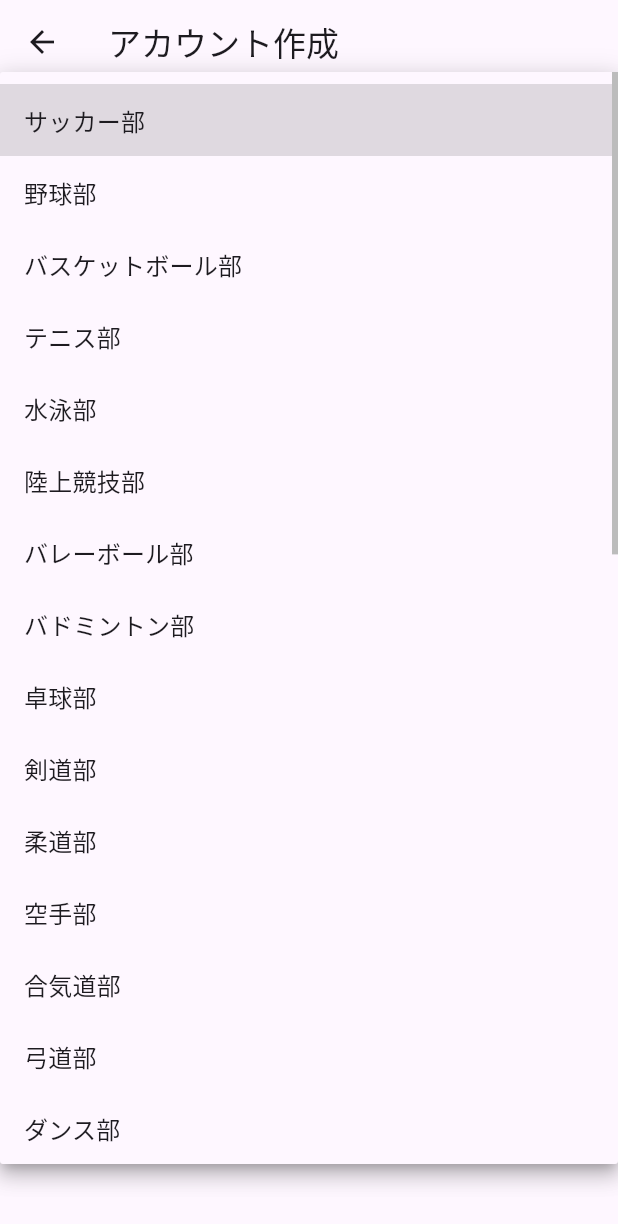
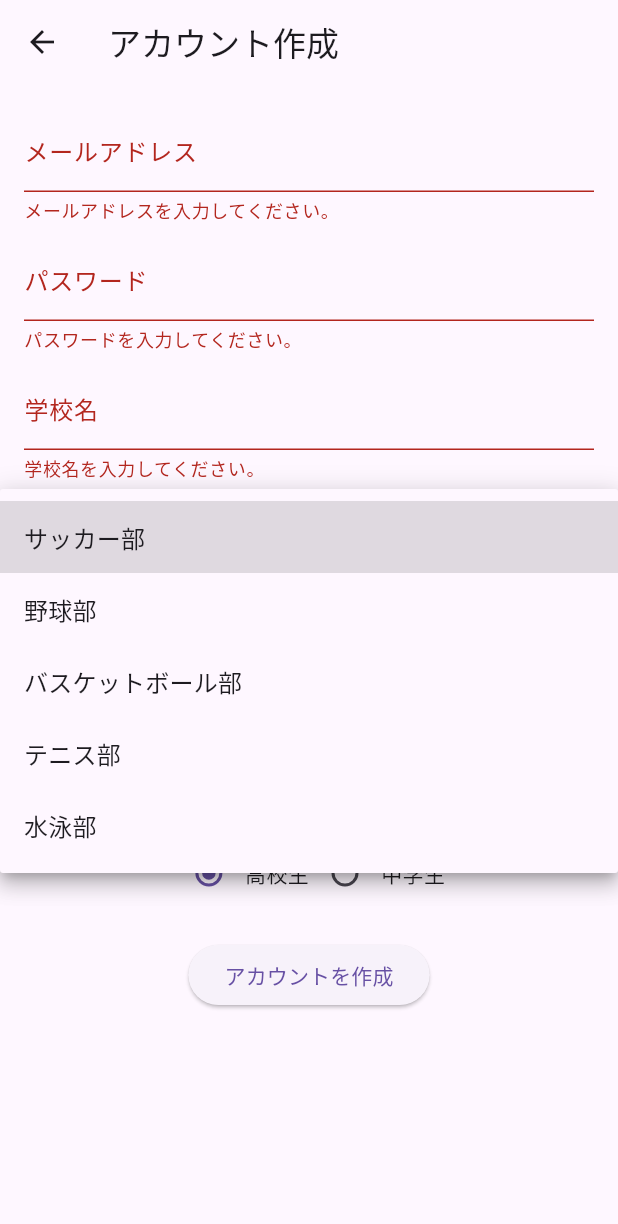
Before and after one commit to Haruki1090/benesse_hackathon_202407, a Flutter app: the RegisterScreen screen opened directly, after a tap on "アカウントを作成", after a tap on "サッカー部", on a phone screen of 412 x 824 dp. Shown: the top 1224 px of the screen. Run offline on Flutter 3.47's test engine with Material 3 defaults, Android fonts, the phone set to English and light mode, and no system bars; our stand-ins replace cloud_firestore, firebase_auth, firebase_core, freezed_annotation; accounts and stored records are empty.

Commit message:
✨ローディングの表示とスナックバーの表示

```diff
--- a/lib/register_screen.dart
+++ b/lib/register_screen.dart
@@ -23,9 +23,15 @@ class _RegisterScreenState extends State<RegisterScreen> {
   String _selectedGrade = '1年'; // 初期値を1年に設定
   String _selectedClub = 'サッカー部'; // 初期値をサッカー部に設定
 
+  bool _isLoading = false; // ローディング状態
+
   // アカウント登録処理
   Future<void> _register() async {
     if (_formKey.currentState!.validate()) {
+      setState(() {
+        _isLoading = true; // ローディング開始
+      });
+
       try {
         auth.UserCredential userCredential =
             await _auth.createUserWithEmailAndPassword(
@@ -49,14 +55,27 @@ class _RegisterScreenState extends State<RegisterScreen> {
               .collection('users')
               .doc(firebaseUser.uid)
               .set(user.toJson());
+
+          setState(() {
+            _isLoading = false; // ローディング終了
+          });
+
+          ScaffoldMessenger.of(context).showSnackBar(
+            const SnackBar(content: Text('アカウント登録に成功しました！')),
+          );
+
           Navigator.pushReplacement(
             context,
-            MaterialPageRoute(builder: (context) => HomeScreen()),
+            MaterialPageRoute(builder: (context) => const HomeScreen()),
           );
         }
       } catch (e) {
         print('登録エラー: $e');
-        // エラーメッセージの表示など
+
+        setState(() {
+          _isLoading = false; // ローディング終了
+        });
+
         showDialog(
           context: context,
           builder: (context) {
@@ -86,7 +105,9 @@ class _RegisterScreenState extends State<RegisterScreen> {
       ),
       body: Padding(
         padding: const EdgeInsets.all(16.0),
-        child: SingleChildScrollView(
+        child: _isLoading
+            ? const Center(child: CircularProgressIndicator()) // ローディング表示
+            : SingleChildScrollView(
                 child: Form(
                   key: _formKey,
                   child: Column(
@@ -135,43 +156,10 @@ class _RegisterScreenState extends State<RegisterScreen> {
                       const SizedBox(height: 10),
                       DropdownButtonFormField<String>(
                         value: _selectedClub,
-                  decoration: const InputDecoration(labelText: 'クラブ・部活動名'),
-                  items: [
-                    'サッカー部',
-                    '野球部',
-                    'バスケットボール部',
-                    'テニス部',
-                    '水泳部',
-                    '陸上競技部',
-                    'バレーボール部',
-                    'バドミントン部',
-                    '卓球部',
-                    '剣道部',
-                    '柔道部',
-                    '空手部',
-                    '合気道部',
-                    '弓道部',
-                    'ダンス部',
-                    '軽音楽部',
-                    '吹奏楽部',
-                    '美術部',
-                    '書道部',
-                    '茶道部',
-                    '華道部',
-                    '演劇部',
-                    '放送部',
-                    '写真部',
-                    '科学部',
-                    '数学部',
-                    '地学部',
-                    '生物部',
-                    '化学部',
-                    '物理部',
-                    '天文部',
-                    'コンピュータ部',
-                    '家庭科部',
-                    '英語部'
-                  ].map((String value) {
+                        decoration:
+                            const InputDecoration(labelText: 'クラブ・部活動名'),
+                        items: ['サッカー部', '野球部', 'バスケットボール部', 'テニス部', '水泳部']
+                            .map((String value) {
                           return DropdownMenuItem<String>(
                             value: value,
                             child: Text(value),
```
Lines whose indentation alone changed are shown as unchanged.
